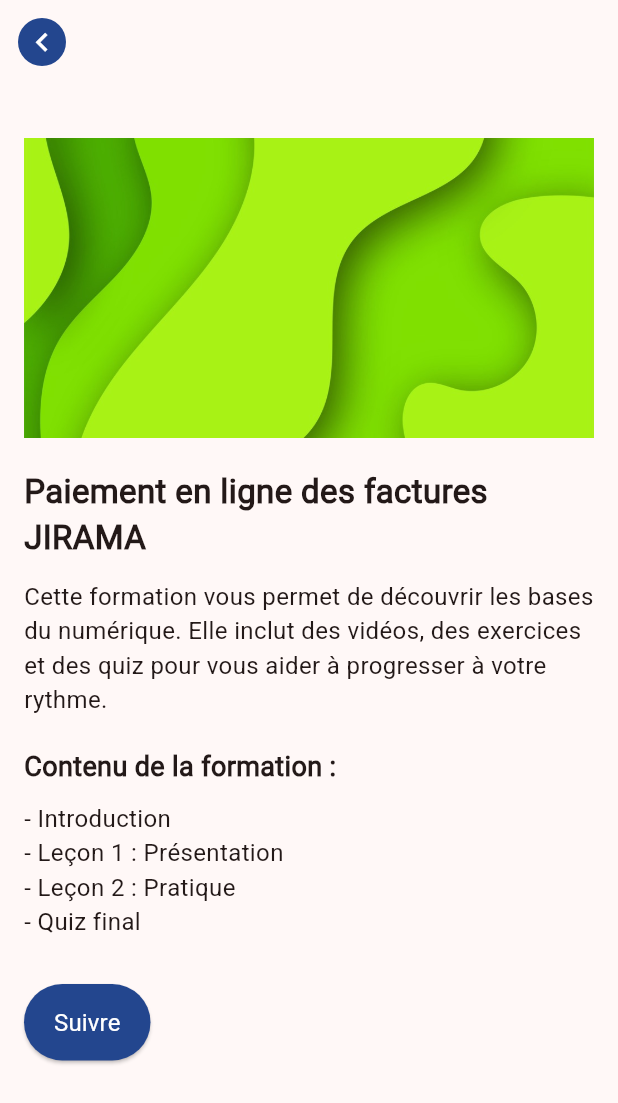
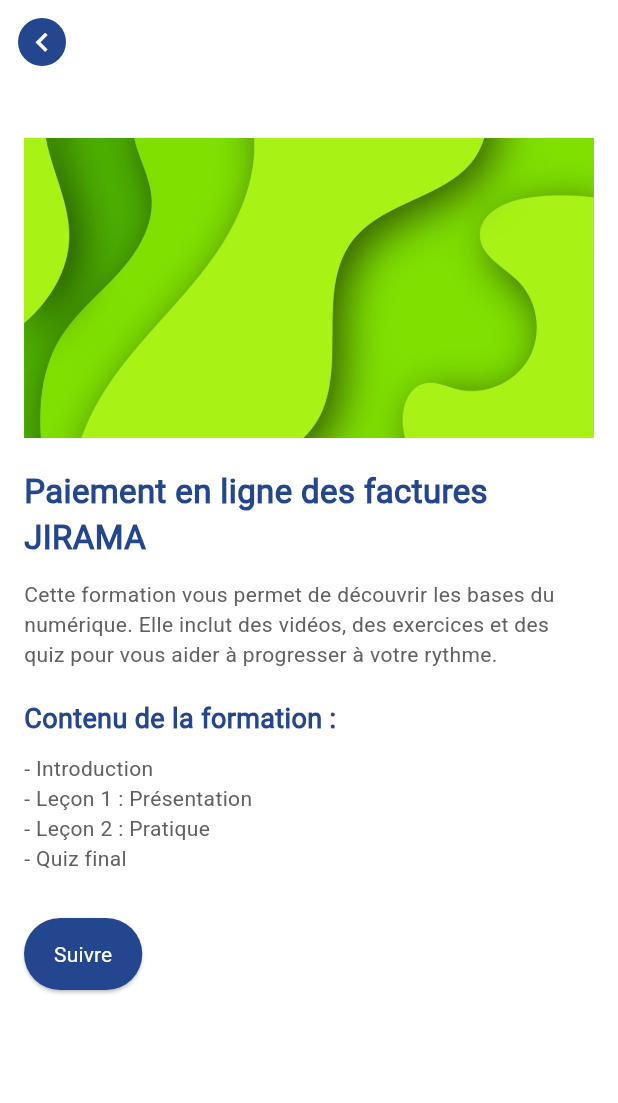
Before and after one commit to IALYFrancisco/NUMEDU, a Flutter app: the FormationDetailsPage screen opened directly, on a phone screen of 412 x 824 dp. Shown: the top 1103 px of the screen. Run offline on Flutter 3.47's test engine with Material 3 defaults, Android fonts, the phone set to English and light mode, and no system bars; our stand-ins replace cloud_firestore, firebase_auth, firebase_core, firebase_storage, flutter_dotenv, image_picker and 1 more; accounts and stored records are empty.

Commit message:
amélioration de la page détails formations

```diff
--- a/lib/screens/detailsformation.dart
+++ b/lib/screens/detailsformation.dart
@@ -6,6 +6,7 @@ class FormationDetailsPage extends StatelessWidget {
   @override
   Widget build(BuildContext context) {
     return Scaffold(
+      backgroundColor: Colors.white,
       extendBodyBehindAppBar: true, // Le contenu passe sous l'AppBar
       appBar: AppBar(
         backgroundColor: Colors.transparent,
@@ -41,26 +42,28 @@ class FormationDetailsPage extends StatelessWidget {
             const SizedBox(height: 20),
             const Text(
               "Paiement en ligne des factures JIRAMA",
-              style: TextStyle(fontSize: 22, fontWeight: FontWeight.bold),
+              style: TextStyle(fontSize: 22, fontWeight: FontWeight.bold, color: Color(0xFF23468E)),
             ),
             const SizedBox(height: 12),
-            const Text(
+            // Ici on enlève const car couleur dynamique
+            Text(
               "Cette formation vous permet de découvrir les bases du numérique. "
               "Elle inclut des vidéos, des exercices et des quiz pour vous aider à progresser à votre rythme.",
-              style: TextStyle(fontSize: 16),
+              style: TextStyle(fontSize: 14, color: Colors.grey[700]),
             ),
             const SizedBox(height: 20),
             const Text(
               "Contenu de la formation :",
-              style: TextStyle(fontSize: 18, fontWeight: FontWeight.bold),
+              style: TextStyle(fontSize: 18, fontWeight: FontWeight.bold, color: Color(0xFF23468E)),
             ),
             const SizedBox(height: 10),
-            const Text(
+            // Ici aussi on enlève const
+            Text(
               "- Introduction\n"
               "- Leçon 1 : Présentation\n"
               "- Leçon 2 : Pratique\n"
               "- Quiz final",
-              style: TextStyle(fontSize: 16),
+              style: TextStyle(fontSize: 14, color: Colors.grey[700]),
             ),
             const SizedBox(height: 30),
             Align(
@@ -73,7 +76,7 @@ class FormationDetailsPage extends StatelessWidget {
                   foregroundColor: Colors.white,
                   padding: const EdgeInsets.symmetric(horizontal: 20, vertical: 14),
                 ),
-                    child: const Text("Suivre", style: TextStyle(fontSize: 16)),
+                child: const Text("Suivre", style: TextStyle(fontSize: 14)),
               ),
             ),
           ],
```
Lines whose indentation alone changed are shown as unchanged.
